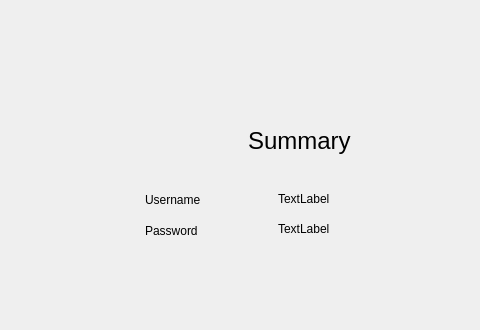
The window that mainwindow.ui (stacheldrahtje/radagast) describes before a commit, drawn with Qt 5; both pictures show x 142 to 622 and y 0 to 330 of the 1024 by 768 pixel window.
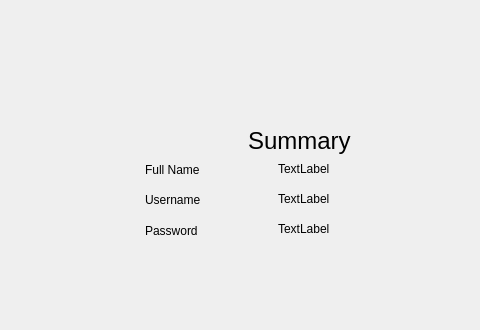
The same window after the commit. Icons and pictures are not drawn.

Commit message: added fname label on page 3

Diff of the .ui file:
```diff
--- a/mainwindow.ui
+++ b/mainwindow.ui
@@ -438,6 +438,32 @@
        <string>Commit</string>
       </property>
      </widget>
+     <widget class="QLabel" name="flabel">
+      <property name="geometry">
+       <rect>
+        <x>287</x>
+        <y>160</y>
+        <width>81</width>
+        <height>20</height>
+       </rect>
+      </property>
+      <property name="text">
+       <string>Full Name</string>
+      </property>
+     </widget>
+     <widget class="QLabel" name="fname_l">
+      <property name="geometry">
+       <rect>
+        <x>420</x>
+        <y>160</y>
+        <width>58</width>
+        <height>18</height>
+       </rect>
+      </property>
+      <property name="text">
+       <string>TextLabel</string>
+      </property>
+     </widget>
     </widget>
    </widget>
   </widget>
```
The commit also changes 1 other file.
